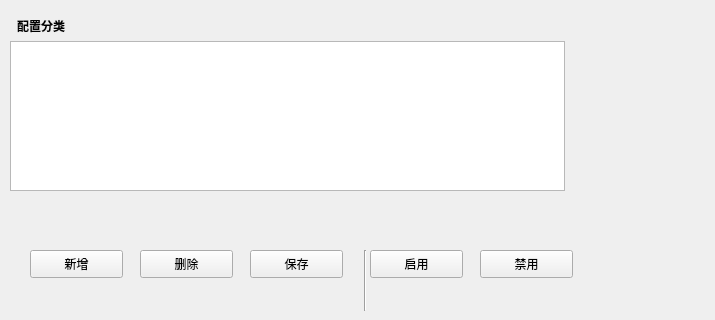
Before: the Qt Designer form ui/config_setting.ui in py-cr/chatgpt_qt, drawn with Qt 5; both pictures show x 0 to 715 and y 0 to 320 of the 851 by 522 pixel window.
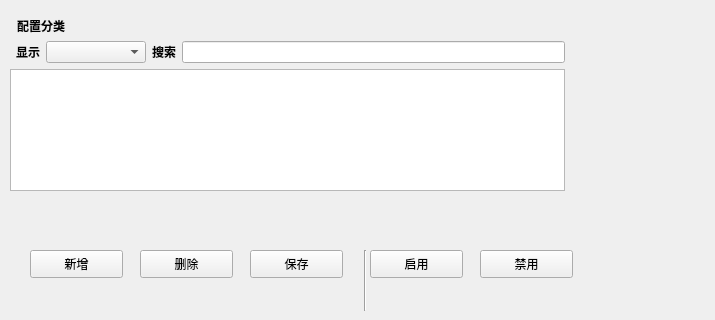
After: the same form once the commit is applied.

Diff of the .ui file:
```diff
--- a/ui/config_setting.ui
+++ b/ui/config_setting.ui
@@ -87,6 +87,65 @@
         </item>
        </layout>
       </item>
+      <item>
+       <layout class="QHBoxLayout" name="horizontalLayout_3">
+        <item>
+         <widget class="QFrame" name="frame_2">
+          <property name="frameShape">
+           <enum>QFrame::StyledPanel</enum>
+          </property>
+          <property name="frameShadow">
+           <enum>QFrame::Raised</enum>
+          </property>
+         </widget>
+        </item>
+        <item>
+         <widget class="QLabel" name="label_2">
+          <property name="font">
+           <font>
+            <weight>75</weight>
+            <bold>true</bold>
+           </font>
+          </property>
+          <property name="text">
+           <string>显示</string>
+          </property>
+         </widget>
+        </item>
+        <item>
+         <widget class="QComboBox" name="cmb_display_status">
+          <property name="minimumSize">
+           <size>
+            <width>100</width>
+            <height>0</height>
+           </size>
+          </property>
+          <property name="maximumSize">
+           <size>
+            <width>200</width>
+            <height>16777215</height>
+           </size>
+          </property>
+         </widget>
+        </item>
+        <item>
+         <widget class="QLabel" name="label">
+          <property name="font">
+           <font>
+            <weight>75</weight>
+            <bold>true</bold>
+           </font>
+          </property>
+          <property name="text">
+           <string>搜索</string>
+          </property>
+         </widget>
+        </item>
+        <item>
+         <widget class="QLineEdit" name="txt_keyword"/>
+        </item>
+       </layout>
+      </item>
       <item>
        <layout class="QHBoxLayout" name="horizontalLayout_2">
         <item>
```
